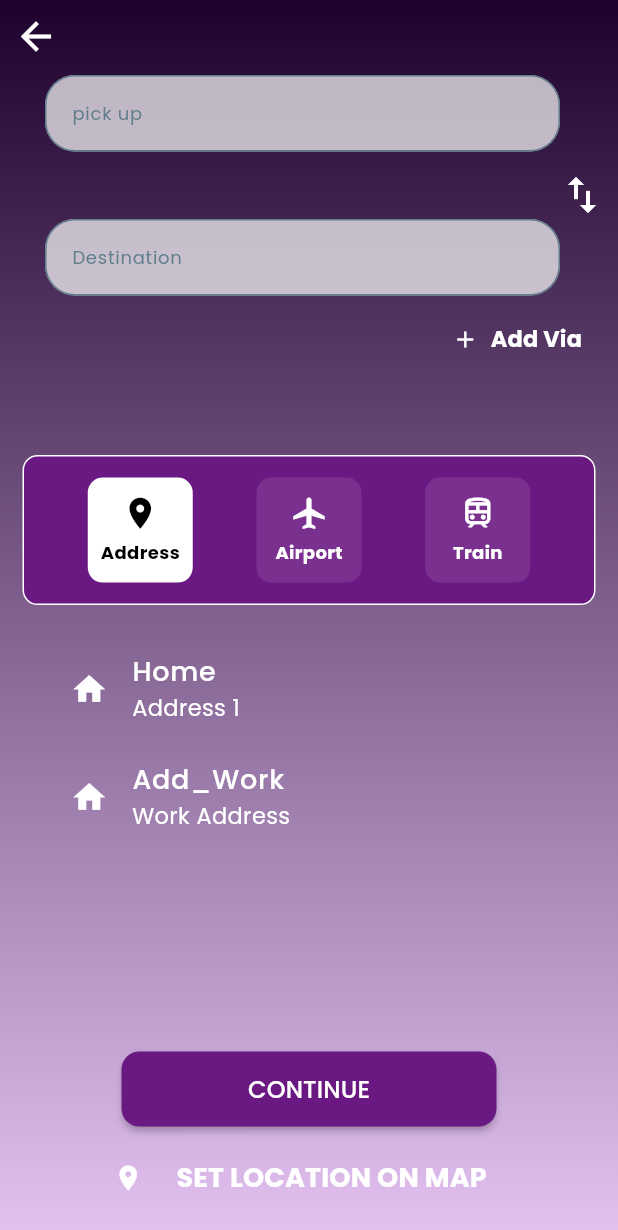
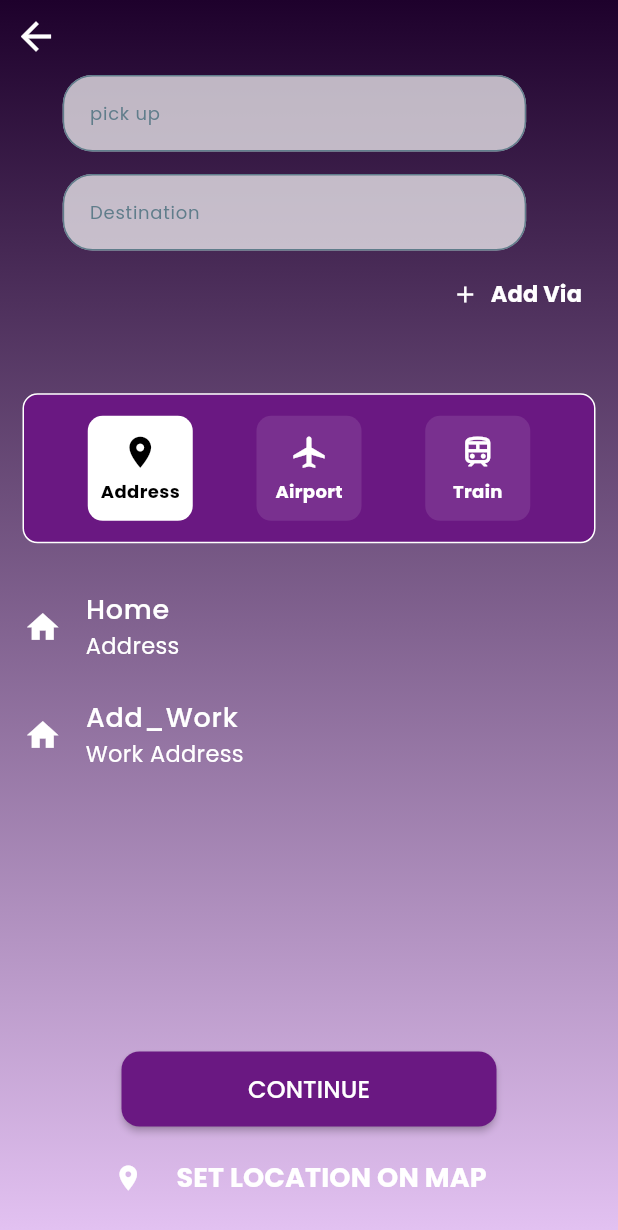
Before and after one commit to mibad2001/Customer-App, a Flutter app: the HomeDriver screen opened directly, on a phone screen of 412 x 824 dp. Shown: the top 1230 px of the screen. Run offline on Flutter 3.47's test engine with Material 3 defaults, Android fonts, the phone set to English and light mode, and no system bars; our stand-ins replace bot_toast, get, intl_phone_field; missing offline and left inert: flutter_emoji_feedback, stepper_touch.

Commit message:
solve issue start

```diff
--- a/customer/lib/Controller/Home/home-controller.dart
+++ b/customer/lib/Controller/Home/home-controller.dart
@@ -17,8 +17,30 @@ class SwapController extends GetxController {
       {"name": "Bus", "icon":Icons.airplanemode_active_rounded },
       {"name": "Plane", "icon":Icons.directions_bus},
     ];
-    final List<String> Title_Address = ["Home", "Airport", "bus"];
-    final List<String> Address = [ "Address 1","Address 2", "Address 3"];
+
+
+  List<String> busStops = [
+    "Korangi 2 No. Bus Stop",
+    "Nagan Chowrangi Bus Stop",
+    "Gulshan Chowrangi Bus Stop",
+    "Sohrab Goth Bus Stop",
+    "Johar Mor Bus Stop",
+    "Kala Pul Bus Stop",
+    "PIDC Bus Stop",
+    "Tariq Road Bus Stop",
+    "Clifton Teen Talwar Bus Stop",
+    "Shah Faisal Colony Stop",
+    "Saddar Mobile Market Stop",
+    "Cantt Station Bus Stop",
+    "Lahore Thokar Niaz Baig Stop",
+    "Kalma Chowk Bus Stop",
+    "Model Town Link Road Stop",
+    "Anarkali Stop",
+    "Rawalpindi Faizabad Bus Stop",
+    "Murree Road Committee Chowk Stop",
+    "Peshawar Khyber Bazaar Stop",
+    "Faisalabad D Ground Bus Stop"
+  ];
 
   void changeIndex(int index) {
     selectedIndex.value = index;
--- a/customer/lib/View/Home/homedriver.dart
+++ b/customer/lib/View/Home/homedriver.dart
@@ -9,6 +9,7 @@ import 'package:customer/View/textstyle/apptextstyle.dart';
 import 'package:flutter/material.dart';
 import 'package:get/get.dart';
 
+import '../Deshboard/AddWork/add_work.dart';
 import '../Widgets/elevat_button.dart';
 
 class HomeDriver extends StatelessWidget {
@@ -51,19 +52,21 @@ class HomeDriver extends StatelessWidget {
 
                           Container(
                             height:  homeC.viaControllers.length == 0
+                                ? MediaQuery.of(context).size.height * 0.3
+                                : homeC.viaControllers.length == 1
                                 ? MediaQuery.of(context).size.height * 0.35
-                                : homeC.viaControllers.length == 1
-                                ? MediaQuery.of(context).size.height * 0.38
-                                : MediaQuery.of(context).size.height * 0.43,
+                                : MediaQuery.of(context).size.height * 0.4,
+                            width: MediaQuery.of(context).size.height * 0.7    ,
                             decoration: BoxDecoration(
                               borderRadius: const BorderRadius.only(
                                 bottomLeft: Radius.circular(30),
                                 bottomRight: Radius.circular(30),
                               ),
                             ),
+
                             child: Container(
                               //padding: const EdgeInsets.all(12.0),
-                              child: SingleChildScrollView(
+
                               child: Column(
                                 crossAxisAlignment: CrossAxisAlignment.start,
                                 children: [
@@ -80,10 +83,15 @@ class HomeDriver extends StatelessWidget {
                                   ),
                                   SizedBox(height: 2),
 
+                                  Row(
+                                    children: [
+                                      Container(
+                                        width:MediaQuery.of(context).size.width*0.88,
+                                        child: Column(
+                                          children: [
                                             Padding(
                                               padding: const EdgeInsets.only(left: 30),
-                                      child: Container(
-                                        width: MediaQuery.of(context).size.width / 1.2,
+                                              child: Container(width: MediaQuery.of(context).size.width*0.75,
                                                 child: CustomTextField(
                                                   controller: homeC.firstController,
                                                   hintText: "pick up",
@@ -92,28 +100,40 @@ class HomeDriver extends StatelessWidget {
                                                 ),
                                               ),
                                             ),
-                                    SizedBox(height: 5),
+                                            SizedBox(height: 15),
+                                            Column(
+                                              children: List.generate(homeC.viaControllers.length, (index) {
+                                                return Container(
+                                                  padding: const EdgeInsets.only(left: 30,bottom: 10),
+                                                  child: Row(
+                                                    children: [
+                                                      Expanded(
+                                                        child: CustomTextField(
+                                                          controller: homeC.viaControllers[index],
+                                                          hintText: index == 0
+                                                              ? "1st Stop"
+                                                              : "2nd Stop",
 
-                                    // -----------swap Button-------------------
-                                    Container(
-                                      height: 25,
-                                      width: MediaQuery.of(context).size.width,
-                                      alignment: Alignment.centerRight,
-                                      child: IconButton(
-                                        onPressed: homeC.swapValues,
-                                        icon: const Icon(
-                                          Icons.swap_vert,
-                                          size: 32,
-                                          color: CustomColor.Icon_Color,
+                                                          borderRadius: 20,
                                                         ),
                                                       ),
+                                                      const SizedBox(width: 8),
+                                                      IconButton(
+                                                        icon: const Icon(Icons.remove_circle, color: Colors.red),
+                                                        onPressed: () {
+                                                          homeC.removeViaField(index);
+                                                        },
                                                       ),
-                                    SizedBox(height: 15),
+                                                    ],
+                                                  ),
+                                                );
+                                              }),
+                                            ),
 
                                             Padding(
                                               padding:  EdgeInsets.only(left: 30),
                                               child: SizedBox(
-                                        width: MediaQuery.of(context).size.width / 1.2,
+                                                width: MediaQuery.of(context).size.width *0.75,
                                                 child: CustomTextField(
                                                   controller: homeC.secondController,
                                                   hintText: "Destination",
@@ -122,8 +142,18 @@ class HomeDriver extends StatelessWidget {
                                                 ),
                                               ),
                                             ),
+                                          ],
+                                        ),
+                                      ),
+
+
+
+                                        ],
+                                  ),
 
                                   SizedBox(height: 5,),
+                                  // -----------swap Button-------------------
+
 
 
 
@@ -152,38 +182,10 @@ class HomeDriver extends StatelessWidget {
 
                                   // ---------------------------     add fields
 
-                                      Column(
-                                        children: List.generate(homeC.viaControllers.length, (index) {
-                                          return Padding(
-                                            padding: const EdgeInsets.only(left: 30, bottom: 10),
-                                            child: Row(
-                                              children: [
-                                                Expanded(
-                                                  child: CustomTextField(
-                                                    controller: homeC.viaControllers[index],
-                                                    hintText: index == 0
-                                                        ? "1st Stop"
-                                                        : "2nd Stop",
 
-                                                    borderRadius: 20,
-                                                  ),
-                                                ),
-                                                const SizedBox(width: 8),
-                                                IconButton(
-                                                  icon: const Icon(Icons.remove_circle, color: Colors.red),
-                                                  onPressed: () {
-                                                    homeC.removeViaField(index);
-                                                  },
-                                                ),
-                                              ],
-                                            ),
-                                          );
-                                        }),
-                                      ),
 
 
                                 ],
-                                ),
                               ),
                             ),
                           ),
@@ -358,23 +360,23 @@ class HomeDriver extends StatelessWidget {
                             controller.selectedIndex.value == 0
                                 ? Container(
                               height: 150,
-                              width: 350,
+
                               //color: Colors.grey,
                               child: Column(
                                 crossAxisAlignment: CrossAxisAlignment.start,
+                                mainAxisAlignment: MainAxisAlignment.start,
                                 children: [
                                   ListTile(
+                                    onTap: (){
+                                      Get.to(AddHomeScreen());
+                                    },
                                     title: Text(
-                                      controller.Title_Address[controller
-                                          .selectedIndex
-                                          .value],
+                                    "Home",
                                       style: AppTextStyles.medium(
                                       )
                                     ),
                                     subtitle: Text(
-                                      controller.Address[controller
-                                          .selectedIndex
-                                          .value],
+                                      "Address",
                                       style: AppTextStyles.regular(
                                       ),
                                     ),
@@ -395,6 +397,9 @@ class HomeDriver extends StatelessWidget {
                                     //  ),
                                   ),
                                   ListTile(
+                                    onTap: (){
+                                      Get.to(AddWork_Screen());
+                                    },
                                     title: Text(
                                       "Add_Work",
                                       style: AppTextStyles.medium(
@@ -428,27 +433,26 @@ class HomeDriver extends StatelessWidget {
                             )
 
                                 : Container(
-                              height: 150,
-                              child: ListTile(
+                              height: 450,
+                              child: ListView.builder(
+                                itemCount: homeC.busStops.length,
+                                itemBuilder: (context,index){
+                                  return    ListTile(
                                     title: Text(
-                                  controller.Title_Address[controller
-                                      .selectedIndex
-                                      .value],
-                                  style: TextStyle(
-                                    color: CustomColor.textColor,
-                                    fontSize: 18,
-                                    fontWeight: FontWeight.bold,
+                                      homeC.busStops[index ]  ,
+                                      style: AppTextStyles.regular(
+
                                       ),
                                     ),
-                                subtitle: Text(
-                                  controller.Address[controller
-                                      .selectedIndex
-                                      .value],
-                                  style: TextStyle(
-                                    color: CustomColor.textColor,
-                                    fontSize: 15,
-                                  ),
-                                ),
+                                    // subtitle: Text(
+                                    //   controller.Address[controller
+                                    //       .selectedIndex
+                                    //       .value],
+                                    //   style: TextStyle(
+                                    //     color: CustomColor.textColor,
+                                    //     fontSize: 15,
+                                    //   ),
+                                    // ),
                                     leading: Icon(
                                       controller.iconItems[controller
                                           .selectedIndex
@@ -465,6 +469,9 @@ class HomeDriver extends StatelessWidget {
                                     //   onPressed: () {},
                                     // ),
                                     //
+
+                                  );
+                                }
 
                               ),
                             ),
--- a/customer/lib/View/profile/profilescreen.dart
+++ b/customer/lib/View/profile/profilescreen.dart
@@ -43,7 +43,9 @@ class _ProfileScreenState extends State<ProfileScreen> {
               end: Alignment.bottomCenter,
             ),
           ),
-          child: Column(
+          child: SingleChildScrollView(
+            child: Column
+              (
               children: [
                 Container(
                   height: MediaQuery.of(context).size.height * 0.1,
@@ -271,6 +273,7 @@ class _ProfileScreenState extends State<ProfileScreen> {
             ),
           ),
         ),
+      ),
     );
   }
 }
```
Also changed, not shown: customer/lib/View/Auth/Login_screens/login.dart (+12 -0 lines), customer/lib/View/Auth/splash_Screen/spalsh.dart (+14 -12 lines), customer/lib/View/Deshboard/dashboard.dart (+4 -4 lines), customer/lib/View/Deshboard/drawer/drawer.dart (+6 -6 lines), customer/lib/View/Reebook/Reebookingscreen.dart (+10 -1 lines), customer/lib/View/profile/changepassword.dart (+20 -4 lines), customer/lib/View/rides/DriverDetailscreen.dart (+22 -9 lines), customer/lib/View/rides/ride_info_screen.dart (+10 -1 lines), customer/lib/View/rides/ridesearchscreen.dart (+3 -4 lines). Lines whose indentation alone changed are shown as unchanged.
